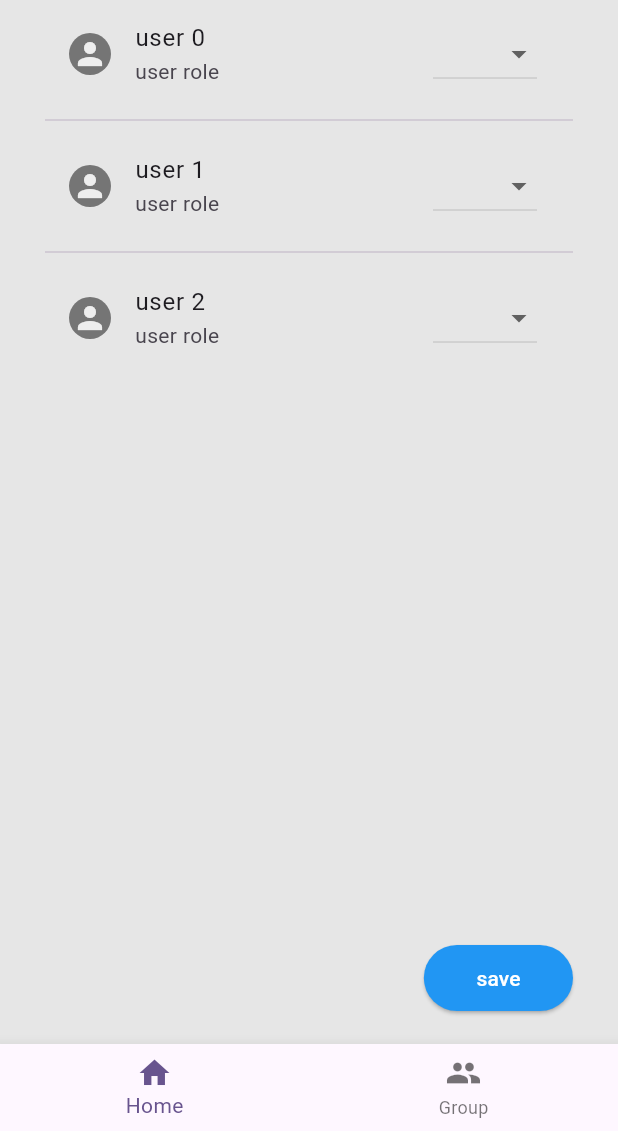
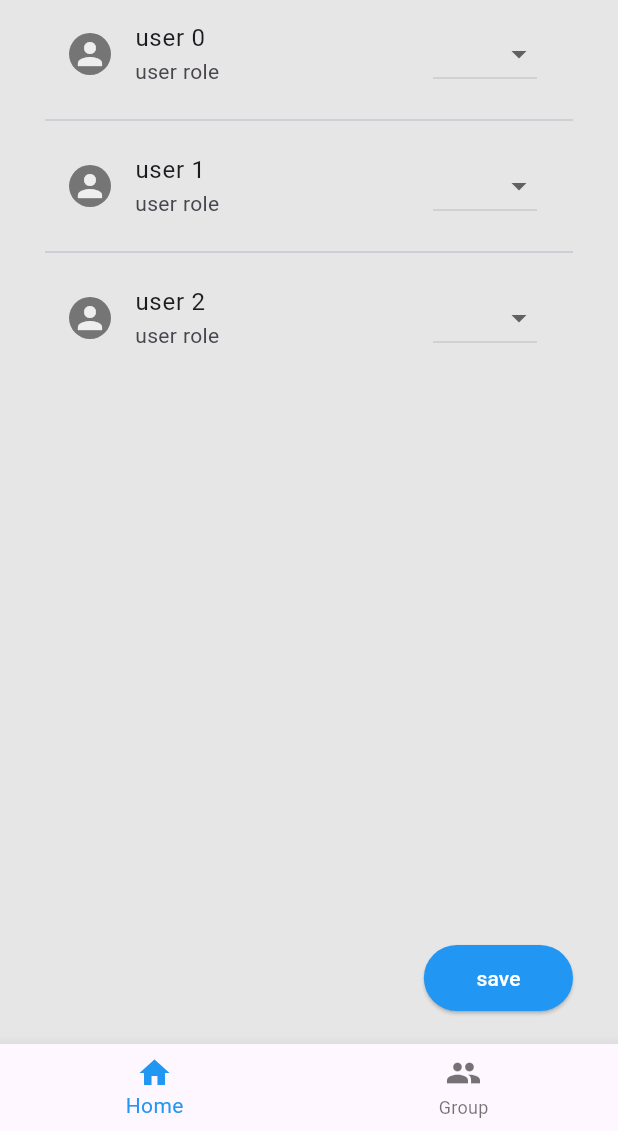
Before and after one commit to ranakh2001/Complaints-Mail-App-palmail-, a Flutter app: the AdminUsersScreen screen opened directly, on a phone screen of 412 x 824 dp, the part 105-1236 px from its top. Run offline on Flutter 3.47's test engine with Material 2 defaults, Android fonts, the phone set to English and light mode, and no system bars; our stand-ins replace easy_localization, flutter_svg.

```diff
--- a/lib/constants.dart
+++ b/lib/constants.dart
@@ -14,3 +14,4 @@ Color kpendingStatus = const Color(0xffFFE120);
 Color kinProgressStatus = const Color(0xff6589FF);
 Color ktitleBlack = const Color(0xff272727);
 Color kiconColor = const Color(0xffB2B2B2);
+Color backgroundColor = const Color(0x67B2C7FF);
--- a/lib/screens/admin-users_screen.dart
+++ b/lib/screens/admin-users_screen.dart
@@ -108,7 +108,6 @@ class _AdminUsersScreenState extends State<AdminUsersScreen> {
                 ),
               ),
             ),
-
           ],
         ),
       ),
@@ -116,16 +115,17 @@ class _AdminUsersScreenState extends State<AdminUsersScreen> {
 
         items: const <BottomNavigationBarItem>[
           BottomNavigationBarItem(
-            icon: Icon(Icons.home),
+            icon: Icon(Icons.home,color: Colors.blue,),
             label: 'Home',
-
+            backgroundColor: Colors.blue
           ),
           BottomNavigationBarItem(
             icon: Icon(Icons.group),
             label: 'Group',
-
+            backgroundColor: Colors.blue
           ),
         ],
+        selectedItemColor: Colors.blue,
       ),
     );
   }
```
Also changed, not shown: lib/main.dart (+6 -1 lines).
